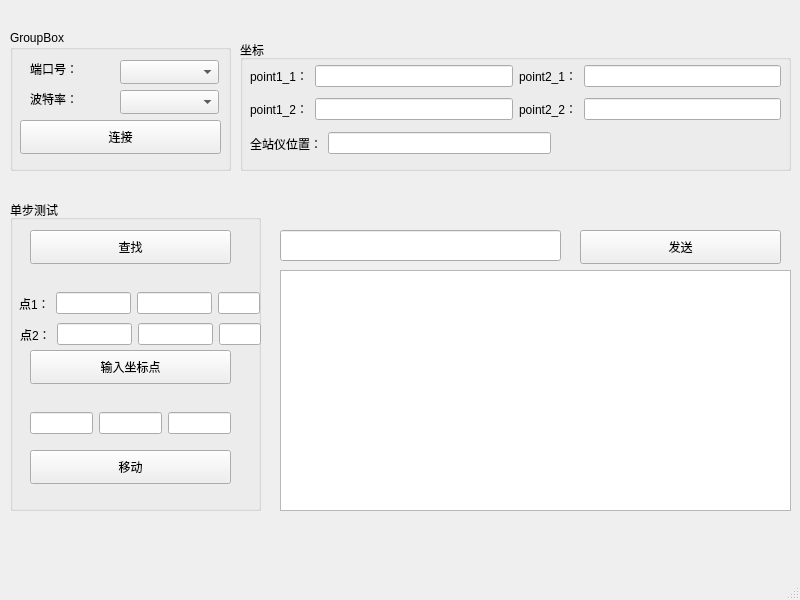
Old version of the form window_station.ui in the repository yxw-dev/win_serial.
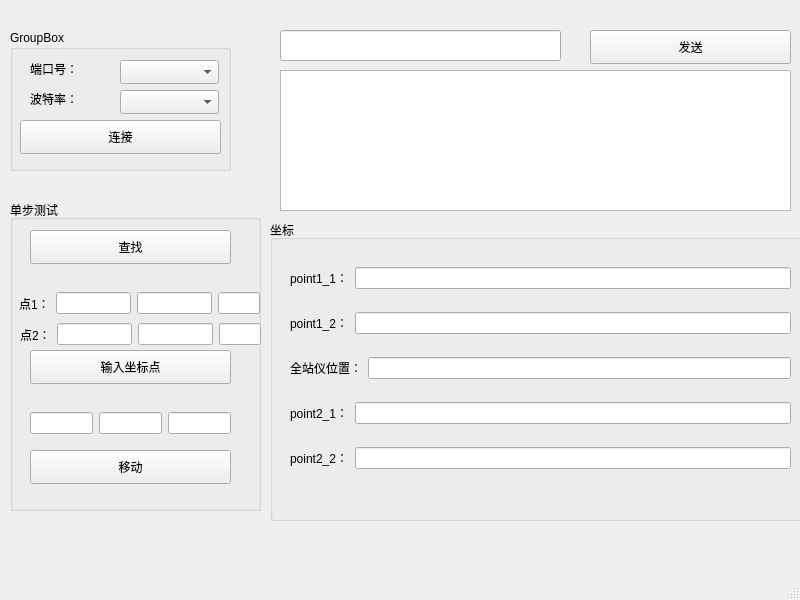
New version of the form.

Diff of the .ui file:
```diff
--- a/window_station.ui
+++ b/window_station.ui
@@ -229,22 +229,22 @@
    <widget class="QGroupBox" name="groupBox_3">
     <property name="geometry">
      <rect>
-      <x>240</x>
-      <y>40</y>
+      <x>270</x>
+      <y>220</y>
       <width>551</width>
-      <height>131</height>
+      <height>301</height>
      </rect>
     </property>
     <property name="title">
      <string>坐标</string>
     </property>
-    <widget class="QWidget" name="layoutWidget">
+    <widget class="QWidget" name="">
      <property name="geometry">
       <rect>
-       <x>10</x>
-       <y>20</y>
-       <width>531</width>
-       <height>65</height>
+       <x>20</x>
+       <y>30</y>
+       <width>501</width>
+       <height>241</height>
       </rect>
      </property>
      <layout class="QVBoxLayout" name="verticalLayout">
@@ -263,6 +263,41 @@
         <item>
          <widget class="QLineEdit" name="lineEdit_2"/>
         </item>
+       </layout>
+      </item>
+      <item>
+       <layout class="QHBoxLayout" name="horizontalLayout_3">
+        <item>
+         <widget class="QLabel" name="point1_2">
+          <property name="toolTip">
+           <string extracomment="固定点2"/>
+          </property>
+          <property name="text">
+           <string>point1_2：</string>
+          </property>
+         </widget>
+        </item>
+        <item>
+         <widget class="QLineEdit" name="lineEdit"/>
+        </item>
+       </layout>
+      </item>
+      <item>
+       <layout class="QHBoxLayout" name="horizontalLayout_6">
+        <item>
+         <widget class="QLabel" name="loc_point">
+          <property name="text">
+           <string>全站仪位置：</string>
+          </property>
+         </widget>
+        </item>
+        <item>
+         <widget class="QLineEdit" name="lineEdit_5"/>
+        </item>
+       </layout>
+      </item>
+      <item>
+       <layout class="QHBoxLayout" name="horizontalLayout_10">
         <item>
          <widget class="QLabel" name="point2_1">
           <property name="toolTip">
@@ -280,19 +315,6 @@
       </item>
       <item>
        <layout class="QHBoxLayout" name="horizontalLayout_2">
-        <item>
-         <widget class="QLabel" name="point1_2">
-          <property name="toolTip">
-           <string extracomment="固定点2"/>
-          </property>
-          <property name="text">
-           <string>point1_2：</string>
-          </property>
-         </widget>
-        </item>
-        <item>
-         <widget class="QLineEdit" name="lineEdit"/>
-        </item>
         <item>
          <widget class="QLabel" name="point2_2">
           <property name="toolTip">
@@ -310,36 +332,14 @@
       </item>
      </layout>
     </widget>
-    <widget class="QWidget" name="layoutWidget">
-     <property name="geometry">
-      <rect>
-       <x>10</x>
-       <y>90</y>
-       <width>301</width>
-       <height>27</height>
-      </rect>
-     </property>
-     <layout class="QHBoxLayout" name="horizontalLayout_3">
-      <item>
-       <widget class="QLabel" name="loc_point">
-        <property name="text">
-         <string>全站仪位置：</string>
-        </property>
-       </widget>
-      </item>
-      <item>
-       <widget class="QLineEdit" name="lineEdit_5"/>
-      </item>
-     </layout>
-    </widget>
    </widget>
    <widget class="QPlainTextEdit" name="plainTextEdit">
     <property name="geometry">
      <rect>
       <x>280</x>
-      <y>270</y>
+      <y>70</y>
       <width>511</width>
-      <height>241</height>
+      <height>141</height>
      </rect>
     </property>
    </widget>
@@ -347,7 +347,7 @@
     <property name="geometry">
      <rect>
       <x>280</x>
-      <y>230</y>
+      <y>30</y>
       <width>281</width>
       <height>31</height>
      </rect>
@@ -356,8 +356,8 @@
    <widget class="QPushButton" name="send_button">
     <property name="geometry">
      <rect>
-      <x>580</x>
-      <y>230</y>
+      <x>590</x>
+      <y>30</y>
       <width>201</width>
       <height>34</height>
      </rect>
```
Left out of the diff: 6 changed lines with no effect on the pictures.
